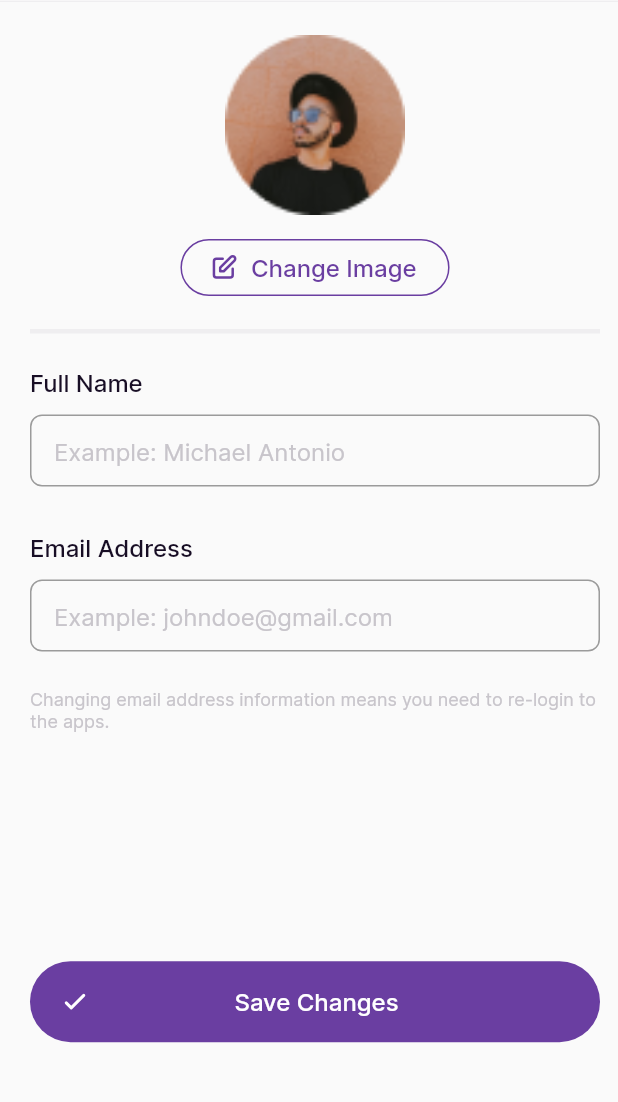
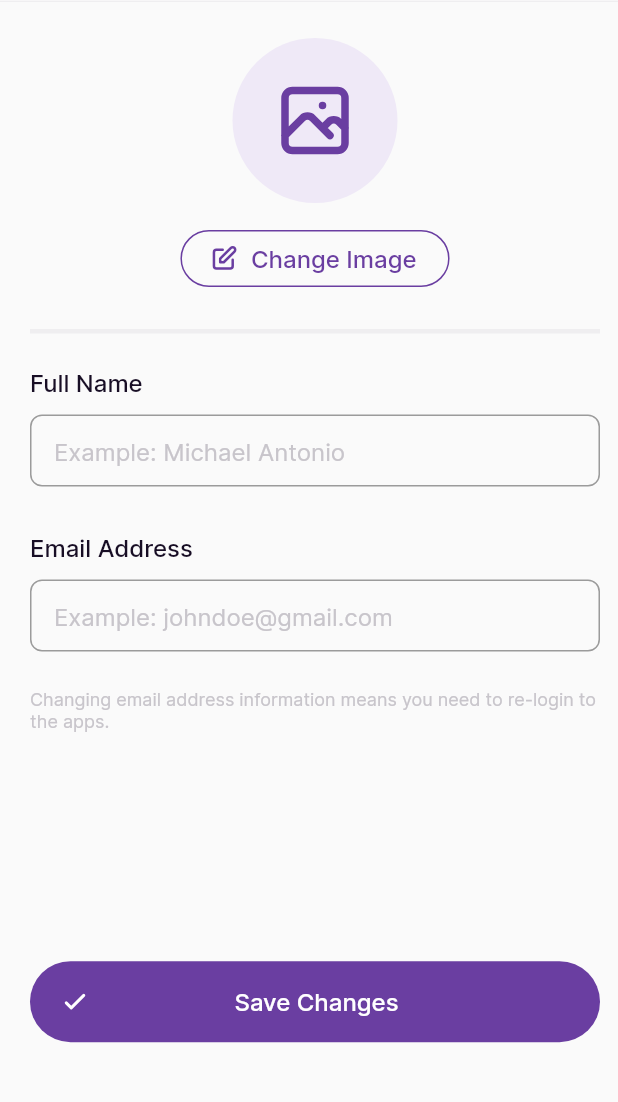
Before and after one commit to iamtechieboy/note_app, a Flutter app: the EditProfilePage screen opened directly, on a phone screen of 412 x 824 dp, the part 79-1181 px from its top. Run offline on Flutter 3.47's test engine with Material 2 defaults, Android fonts, the phone set to English and light mode, and no system bars; our stand-ins replace dotted_border, flutter_bloc, flutter_svg, hive, hive_flutter, image_picker and 2 more; missing offline and left inert: r_dotted_line_border; accounts and stored records are empty.

Commit message:
edit profile ok

```diff
--- a/lib/config/constants/assets.dart
+++ b/lib/config/constants/assets.dart
@@ -84,6 +84,11 @@ class _Icons extends _AssetsHolder {
   String get photo => '$basePath/photo.svg';
 
   String get camera => '$basePath/camera.svg';
+
+  String get eye => '$basePath/eye.svg';
+
+  String get eyeOff => '$basePath/eye_off.svg';
+
 }
 
 class _Images extends _AssetsHolder {
--- a/lib/main.dart
+++ b/lib/main.dart
@@ -1,6 +1,8 @@
 import 'package:flutter/material.dart';
 import 'package:hive_flutter/hive_flutter.dart';
 import 'package:note_app/data/models/interesting_idea_model.dart';
+import 'package:note_app/presentation/components/enter_password.dart';
+import 'package:note_app/presentation/pages/edit_profile/edit_profile_page.dart';
 import 'package:note_app/presentation/routes/routes.dart';
 
 import 'config/theme/themes.dart';
@@ -32,5 +34,9 @@ class MyApp extends StatelessWidget {
         onGenerateRoute: (setting) => Routes.generateRoutes(setting),
       ),
     );
+    // return const MaterialApp(
+    //   debugShowCheckedModeBanner: false,
+    //   home: EditProfilePage(),
+    // );
   }
 }
--- a/lib/presentation/pages/edit_profile/edit_profile_page.dart
+++ b/lib/presentation/pages/edit_profile/edit_profile_page.dart
@@ -5,13 +5,13 @@ import 'package:note_app/config/constants/app_decoration.dart';
 import 'package:note_app/config/constants/app_text_style.dart';
 import 'package:note_app/config/constants/assets.dart';
 import 'package:note_app/core/utils/bottom_sheet.dart';
+import 'package:note_app/presentation/components/circular_icon_place.dart';
 import 'package:note_app/presentation/components/custom_app_bar.dart';
 import 'package:note_app/presentation/components/custom_bottom_sheet.dart';
 import 'package:note_app/presentation/components/iconic_oval_button.dart';
 import 'package:note_app/presentation/pages/edit_profile/cubit/edit_profile_cubit.dart';
-import 'package:note_app/presentation/pages/guidance_idea/bloc/guidance_cubit.dart';
 import 'package:note_app/presentation/widgets/edit_file_change_image_bottom_sheet_menu.dart';
-import 'package:note_app/presentation/widgets/edit_photo_bottom_sheet_menu.dart';
+import 'package:r_dotted_line_border/r_dotted_line_border.dart';
 
 class EditProfilePage extends StatefulWidget {
   const EditProfilePage({super.key});
@@ -109,14 +109,31 @@ class _EditProfilePageState extends State<EditProfilePage> {
                             height: 174,
                             child: Column(
                               children: [
+                                // Container(
+                                //   height: 120,
+                                //   decoration: const BoxDecoration(
+                                //     shape: BoxShape.circle,
+                                //   ),
+                                //   child: Image.asset(
+                                //     Assets.images.userSettings,
+                                //     fit: BoxFit.cover,
+                                //   ),
+                                // ),
                                 Container(
-                                  height: 120,
-                                  decoration: const BoxDecoration(
+                                  padding: const EdgeInsets.all(2),
+                                  decoration: BoxDecoration(
                                     shape: BoxShape.circle,
+                                    border: RDottedLineBorder.all(
+                                      width: 2,
+                                      color: AppColors.neutralColor.baseGrey,
+                                    ),
                                   ),
-                                  child: Image.asset(
-                                    Assets.images.userSettings,
-                                    fit: BoxFit.cover,
+                                  child: CircularIconPlace(
+                                    height: 110,
+                                    icon: Assets.icons.photo,
+                                    iconColor: AppColors.primaryColor.base,
+                                    background: AppColors.primaryColor.light,
+                                    iconHeight: 60,
                                   ),
                                 ),
                                 const SizedBox(
--- a/pubspec.yaml
+++ b/pubspec.yaml
@@ -36,6 +36,7 @@ dependencies:
 
   # Package for Pop Up Snackbar
   top_snackbar_flutter: ^2.1.1
+  r_dotted_line_border: ^0.1.1
 
 
 
```
Also changed, not shown: lib/presentation/components/enter_password.dart (added, +106 -0 lines), assets/icons/eye.svg (added), assets/icons/eye_off.svg (added), pubspec.lock.
